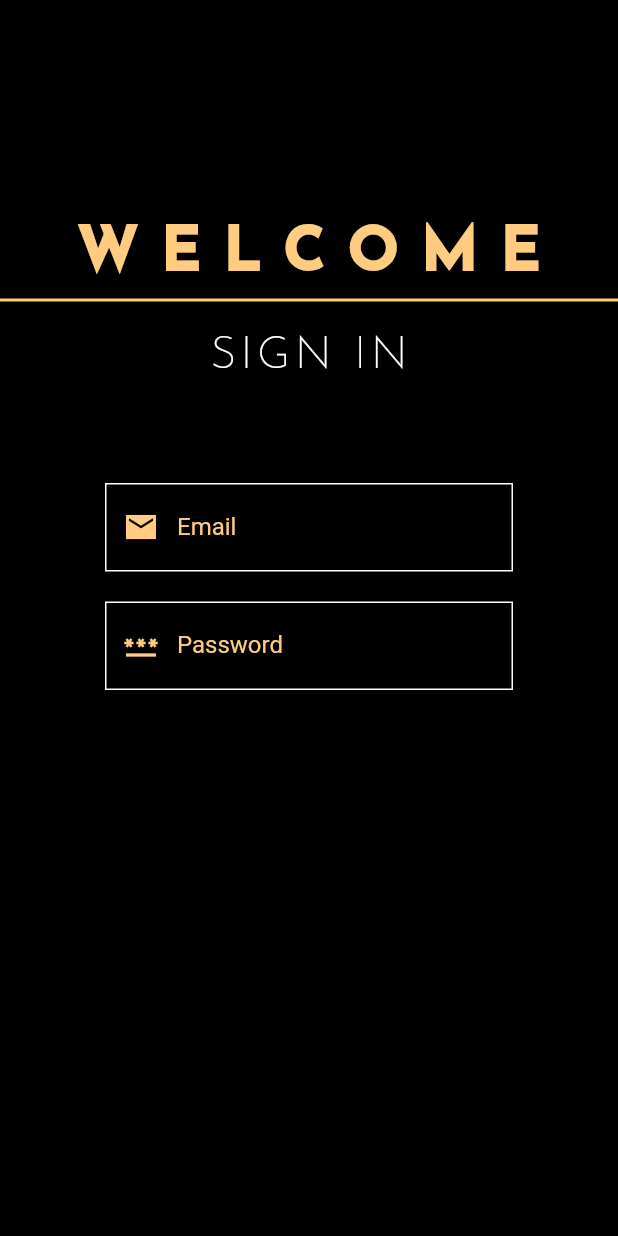
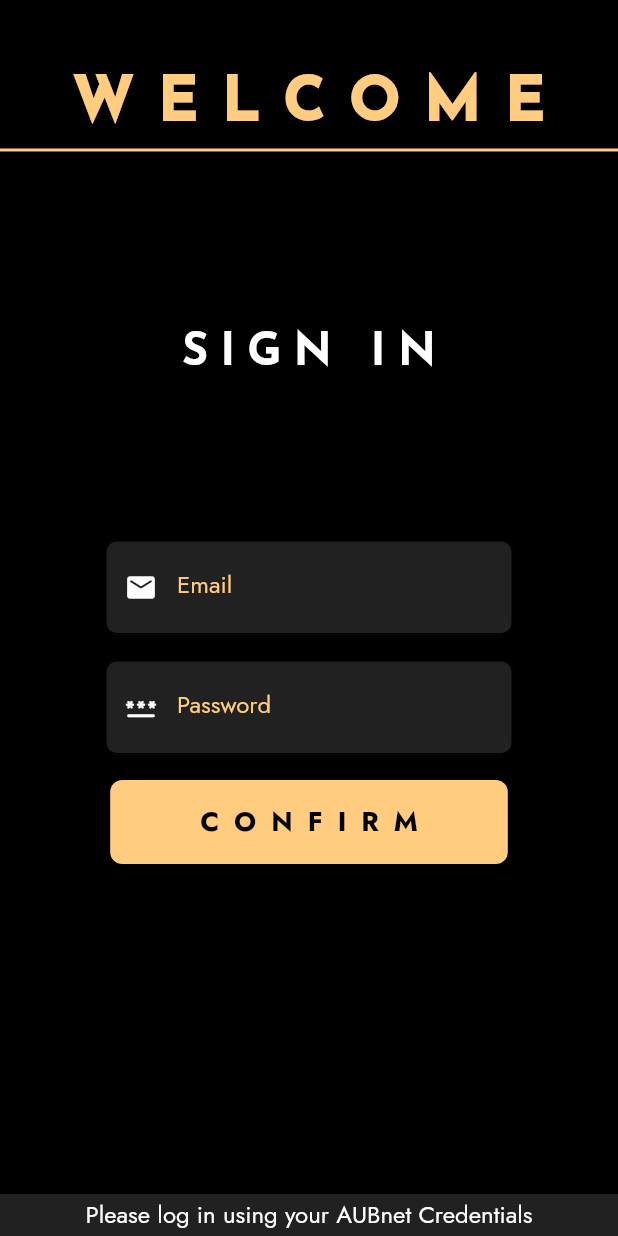
Before and after one commit to Balcetus/aub-pickusup, a Flutter app: the screen it shows after launch, on a phone screen of 412 x 824 dp. Run offline on Flutter 3.47's test engine with Material 2 defaults, Android fonts, the phone set to English and light mode, and no system bars; project files that could hold a hidden picture were left out.

Commit message:
Finalize Sign In UI

```diff
--- /dev/null
+++ b/lib/components/confirm_sign_in.dart
@@ -0,0 +1,48 @@
+import 'package:flutter/material.dart';
+
+class ConfirmSignIn extends StatefulWidget {
+  const ConfirmSignIn({super.key});
+
+  @override
+  State<ConfirmSignIn> createState() => _ConfirmSignInState();
+}
+
+class _ConfirmSignInState extends State<ConfirmSignIn> {
+  final double _originalBorderRadius = 8.0;
+  double _currentBorderRadius = 8.0;
+
+  void _onPressed() {
+    setState(() {
+      _currentBorderRadius = 25;
+    });
+
+    Future.delayed(const Duration(milliseconds: 300), () {
+      setState(() {
+        _currentBorderRadius = _originalBorderRadius;
+      });
+    });
+  }
+
+  @override
+  Widget build(BuildContext context) {
+    return MaterialButton(
+      onPressed: _onPressed,
+      color: Colors.orange[200],
+      shape: RoundedRectangleBorder(
+        borderRadius: BorderRadius.all(
+          Radius.circular(_currentBorderRadius),
+        ),
+      ),
+      highlightColor: Colors.white,
+      padding: const EdgeInsets.symmetric(horizontal: 55, vertical: 15),
+      child: const Text(
+        'CONFIRM',
+        style: TextStyle(
+            color: Colors.black,
+            fontSize: 18,
+            letterSpacing: 10,
+            fontWeight: FontWeight.bold),
+      ),
+    );
+  }
+}
--- a/lib/components/my_textfield.dart
+++ b/lib/components/my_textfield.dart
@@ -5,32 +5,34 @@ class MyTextField extends StatelessWidget {
   final bool obscureText;
   final IconData? specIcon;
   final controller;
-  final double topPadding;
 
-  const MyTextField({
-    super.key,
-    required this.obscureText,
-    required this.specIcon,
-    required this.controller,
-    required this.topPadding,
-    required this.labelText
-  });
+  const MyTextField(
+      {super.key,
+      required this.obscureText,
+      required this.specIcon,
+      required this.controller,
+      required this.labelText});
 
   @override
   Widget build(BuildContext context) {
     return Padding(
-      padding: EdgeInsets.fromLTRB(70, topPadding, 70, 0),
+      padding: const EdgeInsets.fromLTRB(70, 0, 70, 0),
       child: TextFormField(
         controller: controller,
         obscureText: obscureText,
         decoration: InputDecoration(
           enabledBorder: const OutlineInputBorder(
-            borderRadius: BorderRadius.all(Radius.zero),
-            borderSide: BorderSide(width: 1, color: Colors.white),
+            borderRadius: BorderRadius.all(Radius.circular(8)),
+          ),
+          focusedBorder: OutlineInputBorder(
+            borderRadius: const BorderRadius.all(Radius.circular(25)),
+            borderSide: BorderSide(color: Colors.orange.shade200),
           ),
           labelText: labelText,
+          fillColor: Colors.grey[900],
+          filled: true,
           labelStyle: TextStyle(color: Colors.orange[200]),
-          prefixIcon: Icon(specIcon, color: Colors.orange[200]),
+          prefixIcon: Icon(specIcon, color: Colors.white, size: 22),
         ),
         style: const TextStyle(color: Colors.white),
       ),
--- a/lib/main.dart
+++ b/lib/main.dart
@@ -2,10 +2,29 @@ import 'package:aub_pickusup/pages/signin.dart';
 import 'package:flutter/material.dart';
 import 'pages/home.dart';
 
-void main() => runApp(MaterialApp(
-  initialRoute: '/signin',
-      routes: {
-        '/signin': (context) => SignIn(),
-        '/': (context) => const Home(),
-      },
-    ));
+void main() => runApp(
+      MaterialApp(
+        debugShowCheckedModeBanner: false,
+        theme: ThemeData(
+          fontFamily: 'Jost',
+          colorScheme: ColorScheme(
+              brightness: Brightness.dark,
+              primary: Colors.white,
+              onPrimary: Colors.black,
+              secondary: Colors.orange.shade200,
+              onSecondary: Colors.black,
+              error: Colors.red,
+              onError: Colors.white,
+              background: Colors.black,
+              onBackground: Colors.white,
+              surface: Colors.grey.shade200,
+              onSurface: Colors.black,
+              outline: Colors.orange[200]),
+        ),
+        initialRoute: '/signin',
+        routes: {
+          '/signin': (context) => const SignIn(),
+          '/': (context) => const Home(),
+        },
+      ),
+    );
--- a/lib/pages/signin.dart
+++ b/lib/pages/signin.dart
@@ -1,10 +1,17 @@
 import 'package:aub_pickusup/components/my_textfield.dart';
 import 'package:flutter/material.dart';
+import 'package:aub_pickusup/components/confirm_sign_in.dart';
 
-class SignIn extends StatelessWidget {
-  SignIn({super.key});
+class SignIn extends StatefulWidget {
+  const SignIn({super.key});
 
+  @override
+  State<SignIn> createState() => _SignInState();
+}
+
+class _SignInState extends State<SignIn> {
   final emailController = TextEditingController();
+
   final passwordController = TextEditingController();
 
   @override
@@ -13,17 +20,21 @@ class SignIn extends StatelessWidget {
       backgroundColor: Colors.black,
       body: SafeArea(
         child: SingleChildScrollView(
+          child: SizedBox(
+            height: MediaQuery.of(context).size.height -
+                MediaQuery.of(context).padding.top,
             child: Column(
+              mainAxisAlignment: MainAxisAlignment.center,
               children: <Widget>[
                 const SizedBox(
-                height: 150,
+                  height: 50,
                 ),
                 Text(
                   'WELCOME',
                   style: TextStyle(
                       fontSize: 40.0,
                       fontWeight: FontWeight.w900,
-                    letterSpacing: 15.0,
+                      letterSpacing: 16.0,
                       color: Colors.orange[200],
                       fontFamily: 'JosefinSans'),
                 ),
@@ -33,30 +44,46 @@ class SignIn extends StatelessWidget {
                   color: Colors.orange[200],
                 ),
                 const Padding(
-                padding: EdgeInsets.fromLTRB(0, 12.0, 0.0, 0.0),
+                  padding: EdgeInsets.fromLTRB(0, 110.0, 0.0, 110.0),
                   child: Text(
                     'SIGN IN',
                     style: TextStyle(
                         fontSize: 30.0,
                         fontFamily: 'JosefinSans',
-                      fontWeight: FontWeight.w200,
+                        fontWeight: FontWeight.bold,
                         color: Colors.white,
-                      letterSpacing: 3.0),
+                        letterSpacing: 8.0),
                   ),
                 ),
-              MyTextField(
+                SizedBox(
+                  height: 80,
+                  child: MyTextField(
                       obscureText: false,
-                  specIcon: Icons.email_sharp,
+                      specIcon: Icons.email_rounded,
                       controller: emailController,
-                  topPadding: 70,
                       labelText: 'Email'),
-              MyTextField(
+                ),
+                SizedBox(
+                  height: 80,
+                  child: MyTextField(
                       obscureText: true,
-                  specIcon: Icons.password_sharp,
+                      specIcon: Icons.password_rounded,
                       controller: passwordController,
-                  topPadding: 20,
                       labelText: 'Password'),
+                ),
+                const ConfirmSignIn(),
+                Expanded(
+                  child: Container(
+                    margin: const EdgeInsets.fromLTRB(0, 220, 0, 0),
+                    alignment: Alignment.center,
+                    color: Colors.grey.shade900,
+                    child: const Text(
+                        'Please log in using your AUBnet Credentials',
+                        style: TextStyle(fontSize: 16)),
+                  ),
+                ),
               ],
+            ),
           ),
         ),
       ),
--- a/pubspec.yaml
+++ b/pubspec.yaml
@@ -80,6 +80,11 @@ flutter:
         - asset: fonts/JosefinSans-VariableFont_wght.ttf
         - asset: fonts/JosefinSans-Italic-VariableFont_wght.ttf
           style: italic
+    - family: Jost
+      fonts:
+        - asset: fonts/Jost-VariableFont_wght.ttf
+        - asset: fonts/Jost-Italic-VariableFont_wght.ttf
+          style: italic
   #
   # For details regarding fonts from package dependencies,
   # see https://flutter.dev/custom-fonts/#from-packages
```
Also changed, not shown: fonts/Jost-Italic-VariableFont_wght.ttf (added), fonts/Jost-VariableFont_wght.ttf (added), 1 other file. Lines whose indentation alone changed are shown as unchanged.
